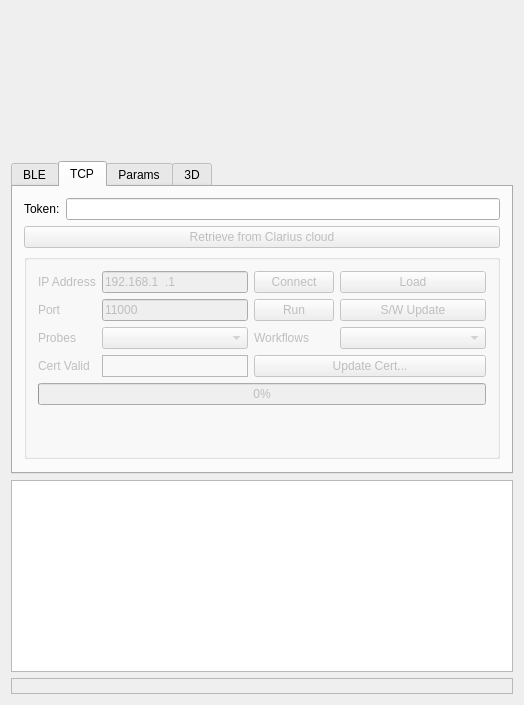
Qt form examples/solum_qt/solumqt.ui (dev-threads/solum) before a commit.
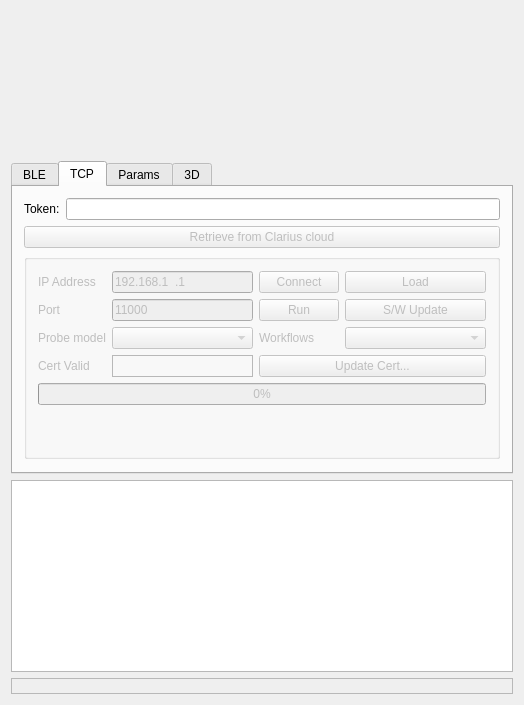
The same form after that commit. The open tabs and pages were chosen to show the change. Custom widgets are drawn as their Qt base class.

Commit message:
Qt: TCP: limit selectable probes to certified ones
Solum requires the correct probe to be set via solumLoadApplication()
for image acquisition to work.

Patch:
```diff
--- a/examples/solum_qt/solumqt.ui
+++ b/examples/solum_qt/solumqt.ui
@@ -386,7 +386,7 @@
            <item row="3" column="0">
             <widget class="QLabel" name="_probeslist">
              <property name="text">
-              <string>Probes</string>
+              <string>Probe model</string>
              </property>
             </widget>
            </item>
```
The commit also changes 2 other files.
